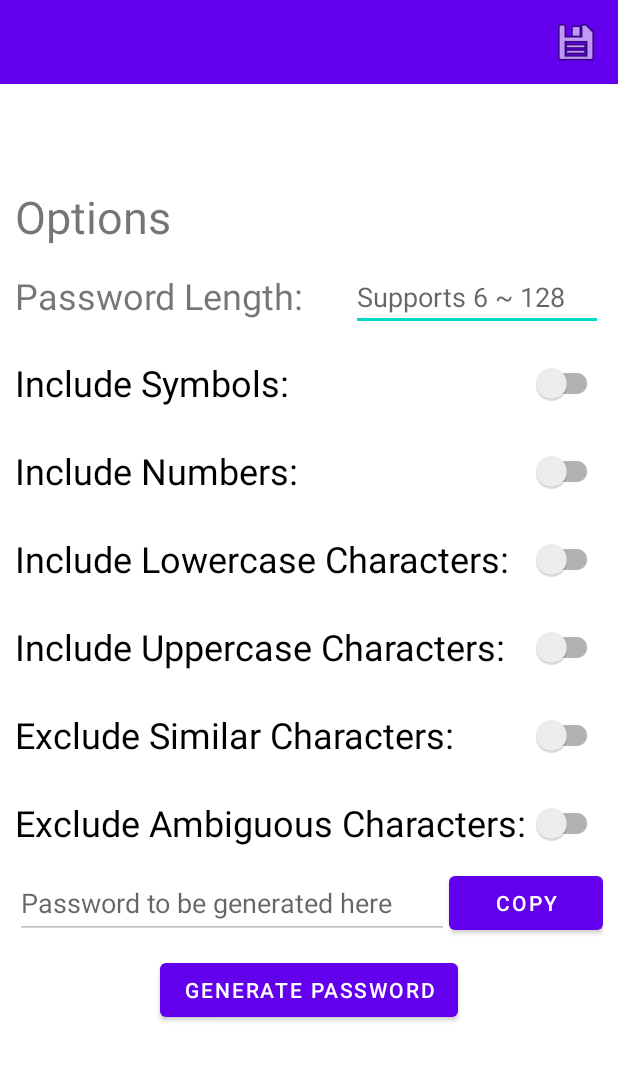
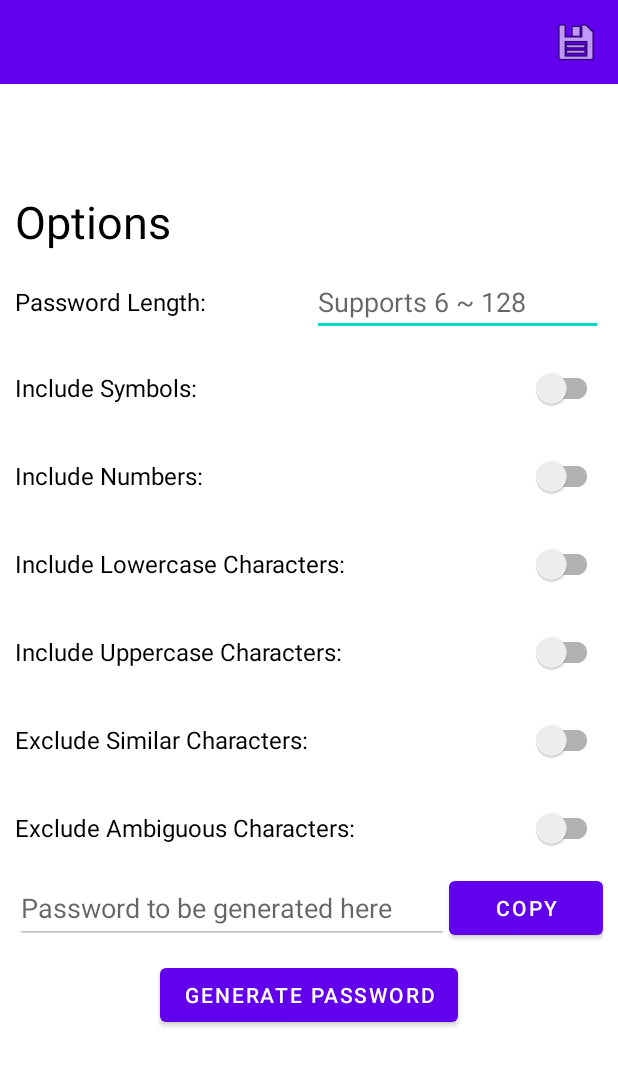
Before and after one commit to gdaegeun539/ToyProj_SimplePWGen, an Android app: the layout activity_main.xml on its own in the app's theme, with its tools: preview values and no code run, on a phone screen of 412 x 824 dp. Shown: the top 1066 px of the screen. Run offline under Robolectric (Android 15) with nearby library versions, the phone set to English and light mode, and no system bars.

Commit message:
설정 저장 로직 일부 수정 글자 크기 수정

```diff
--- a/app/src/main/java/kr/fndna/pw_generator/OptionsSaveLoadLogic.kt
+++ b/app/src/main/java/kr/fndna/pw_generator/OptionsSaveLoadLogic.kt
@@ -3,6 +3,8 @@ package kr.fndna.pw_generator
 import android.content.Context
 import android.util.Log
 import java.io.File
+import java.io.FileOutputStream
+import java.io.OutputStreamWriter
 
 class OptionsSaveLoadLogic(appContext: Context?, var opt: BooleanArray) {
     val file = File(appContext?.getExternalFilesDir(null), "options.dat")
@@ -10,7 +12,8 @@ class OptionsSaveLoadLogic(appContext: Context?, var opt: BooleanArray) {
 
     // 설정 저장
     fun saveChkSet() {
-        var outputWriter = file.writer() // 스트림 열기
+        // 스트림 열기 - 덮어쓰기 모드
+        var outputWriter = OutputStreamWriter(FileOutputStream(file, false))
         optToStr()
         // 스트림 저장 및 닫기
         outputWriter.write(optString)
@@ -28,6 +31,7 @@ class OptionsSaveLoadLogic(appContext: Context?, var opt: BooleanArray) {
 
     // 배열 문자열화 - true/false 가 문자열화됨
     fun optToStr() {
+        optString = ""
         // 돌면서 더해줌
         for (op in opt) {
             optString += "$op "
@@ -38,6 +42,7 @@ class OptionsSaveLoadLogic(appContext: Context?, var opt: BooleanArray) {
     fun strToOpt(): BooleanArray {
         // 돌면서 넣어줌
         for ((idx, it) in optString.trimEnd().split(" ").withIndex()) {
+            Log.d("OptionsSaveLoadLogic", "$idx")
             opt[idx] = it.toBoolean()
         }
         return opt
--- a/app/src/main/res/layout/activity_main.xml
+++ b/app/src/main/res/layout/activity_main.xml
@@ -27,6 +27,7 @@
         android:layout_marginBottom="5dp"
         android:text="@string/top_settings"
         android:textSize="30sp"
+        android:textColor="@color/black"
         app:layout_constraintBottom_toTopOf="@+id/lgth_layout"
         app:layout_constraintLeft_toLeftOf="parent"
         app:layout_constraintRight_toRightOf="parent"
@@ -50,10 +51,11 @@
         <TextView
             android:layout_width="wrap_content"
             android:layout_height="match_parent"
-            android:layout_marginTop="5dp"
             android:layout_weight="6"
             android:text="@string/pw_length"
-            android:textSize="24sp" />
+            android:textSize="16sp"
+            android:textColor="@color/black"
+            android:gravity="center|start"/>
 
         <EditText
             android:id="@+id/input_length"
@@ -73,7 +75,7 @@
         android:layout_marginTop="5dp"
         android:layout_marginBottom="5dp"
         android:text="@string/symbols"
-        android:textSize="24sp"
+        android:textSize="16sp"
         app:layout_constraintBottom_toTopOf="@id/number_switch"
         app:layout_constraintLeft_toLeftOf="parent"
         app:layout_constraintRight_toRightOf="parent"
@@ -89,7 +91,7 @@
         android:layout_marginRight="10dp"
         android:layout_marginBottom="5dp"
         android:text="@string/numbers"
-        android:textSize="24sp"
+        android:textSize="16sp"
         app:layout_constraintBottom_toTopOf="@id/lower_switch"
         app:layout_constraintLeft_toLeftOf="parent"
         app:layout_constraintRight_toRightOf="parent"
@@ -104,7 +106,7 @@
         android:layout_marginLeft="10dp"
         android:layout_marginRight="10dp"
         android:text="@string/lowercase"
-        android:textSize="24sp"
+        android:textSize="16sp"
         app:layout_constraintBottom_toTopOf="@id/upper_switch"
         app:layout_constraintLeft_toLeftOf="parent"
         app:layout_constraintRight_toRightOf="parent"
@@ -120,7 +122,7 @@
         android:layout_marginRight="10dp"
         android:orientation="horizontal"
         android:text="@string/uppercase"
-        android:textSize="24sp"
+        android:textSize="16sp"
         app:layout_constraintBottom_toTopOf="@id/similar_switch"
         app:layout_constraintLeft_toLeftOf="parent"
         app:layout_constraintRight_toRightOf="parent"
@@ -135,7 +137,7 @@
         android:layout_marginLeft="10dp"
         android:layout_marginRight="10dp"
         android:text="@string/similar"
-        android:textSize="24sp"
+        android:textSize="16sp"
         app:layout_constraintBottom_toTopOf="@id/ambig_switch"
         app:layout_constraintLeft_toLeftOf="parent"
         app:layout_constraintRight_toRightOf="parent"
@@ -150,7 +152,7 @@
         android:layout_marginLeft="10dp"
         android:layout_marginRight="10dp"
         android:text="@string/ambiguous"
-        android:textSize="24sp"
+        android:textSize="16sp"
         app:layout_constraintBottom_toTopOf="@id/generate_layout"
         app:layout_constraintLeft_toLeftOf="parent"
         app:layout_constraintRight_toRightOf="parent"
@@ -191,7 +193,7 @@
         android:layout_width="wrap_content"
         android:layout_height="wrap_content"
         android:layout_marginTop="10dp"
-        android:layout_marginBottom="16dp"
+        android:layout_marginBottom="10dp"
         android:text="@string/generate_pw"
         app:layout_constraintBottom_toBottomOf="parent"
         app:layout_constraintLeft_toLeftOf="parent"
```
